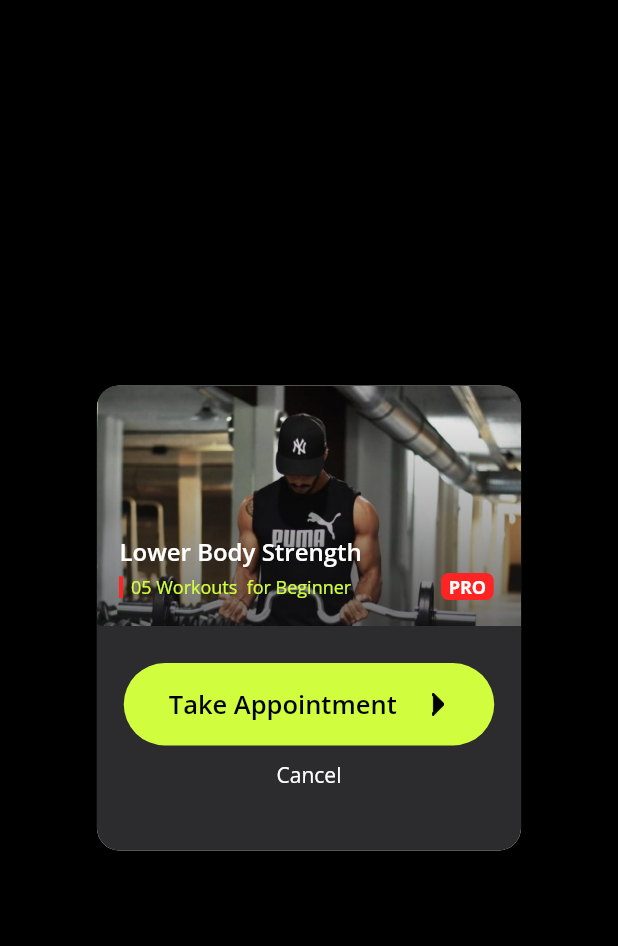
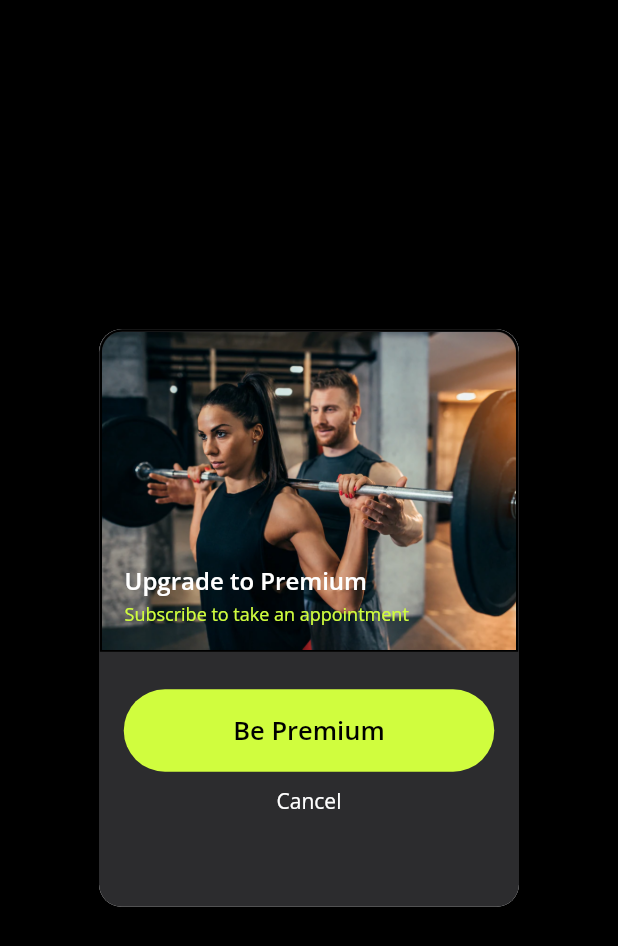
Before and after one commit to Sarvaiya1314/fitness_app, a Flutter app: the StandardDialog widget shown alone on an empty page, opened directly, on a phone screen of 412 x 824 dp. Shown: the top 946 px of the screen. Run offline on Flutter 3.47's test engine with Material 2 defaults, Android fonts, the phone set to English and light mode, and no system bars.

Commit message:
chirag
complate

```diff
--- a/lib/chirag/standart_user_screen.dart
+++ b/lib/chirag/standart_user_screen.dart
@@ -1,5 +1,4 @@
 import 'package:fitness_app/chirag/subscription_screen.dart';
-import 'package:fitness_app/chirag/video_screen.dart';
 import 'package:fitness_app/chirag/workout_categories_screen.dart';
 import 'package:fitness_app/common/app_button.dart';
 import 'package:flutter/cupertino.dart';
@@ -20,8 +19,9 @@ class _StandardUserScreenState extends State<StandardUserScreen> {
         onTap: () {
           showDialog(
             context: context,
+            barrierColor: Colors.transparent,
             builder: (BuildContext context) {
-              return const ProUserDialog();
+              return const StandardDialog();
             },
           );
         },
@@ -38,8 +38,8 @@ class _StandardUserScreenState extends State<StandardUserScreen> {
   }
 }
 
-class ProUserDialog extends StatelessWidget {
-  const ProUserDialog({Key? key}) : super(key: key);
+class StandardDialog extends StatelessWidget {
+  const StandardDialog({Key? key}) : super(key: key);
 
   @override
   Widget build(BuildContext context) {
@@ -61,8 +61,7 @@ class ProUserDialog extends StatelessWidget {
               height: 215,
               decoration: const BoxDecoration(
                 color: Colors.red,
-                border: Border.fromBorderSide(
-                    BorderSide(color: Colors.black, width: 1.5)),
+                border: Border.fromBorderSide(BorderSide(color: Colors.black, width: 1.5)),
                 borderRadius: BorderRadius.only(
                   topLeft: Radius.circular(15),
                   topRight: Radius.circular(15),
@@ -152,138 +151,3 @@ class ProUserDialog extends StatelessWidget {
     );
   }
 }
-
-class StandardDialog extends StatelessWidget {
-  const StandardDialog({Key? key}) : super(key: key);
-
-  @override
-  Widget build(BuildContext context) {
-    return GestureDetector(
-      behavior: HitTestBehavior.opaque,
-      onTap: () {
-        debugPrint("1234567890");
-        Navigator.pushReplacement(
-          context,
-          CupertinoPageRoute(
-            builder: (context) => const VideoScreen(),
-          ),
-        );
-      },
-      child: Dialog(
-        shape: RoundedRectangleBorder(
-          borderRadius: BorderRadius.circular(15),
-        ),
-        elevation: 1,
-        child: Container(
-          height: 310,
-          decoration: BoxDecoration(
-            color: const Color(0xFF2C2C2E),
-            borderRadius: BorderRadius.circular(15),
-          ),
-          child: Column(
-            crossAxisAlignment: CrossAxisAlignment.center,
-            children: [
-              Container(
-                height: 160,
-                decoration: const BoxDecoration(
-                  color: Colors.red,
-                  borderRadius: BorderRadius.only(
-                    topLeft: Radius.circular(15),
-                    topRight: Radius.circular(15),
-                  ),
-                  gradient: LinearGradient(
-                    begin: Alignment.topCenter,
-                    end: Alignment.bottomCenter,
-                    colors: [
-                      Color(0x1A111112),
-                      Color(0xFF111112),
-                    ],
-                  ),
-                ),
-                child: Stack(
-                  children: [
-                    Image.asset(
-                      'assets/image/chirag/Procard.png',
-                      height: 180,
-                    ),
-                    const Positioned(
-                      top: 100,
-                      left: 15,
-                      child: Text(
-                        'Lower Body Strength',
-                        style: TextStyle(
-                          color: Colors.white,
-                          fontWeight: FontWeight.w600,
-                          fontSize: 16,
-                        ),
-                      ),
-                    ),
-                    Positioned(
-                      top: 125,
-                      left: 15,
-                      child: Row(children: [
-                        Image.asset(
-                          'assets/image/chirag/l.png',
-                          color: const Color(0xFFFF2424),
-                          height: 15,
-                        ),
-                        const Padding(
-                          padding: EdgeInsets.only(left: 5),
-                          child: Text(
-                            '05 Workouts  for Beginner',
-                            style: TextStyle(
-                              color: Color(0xFFD0FD3E),
-                              fontSize: 12,
-                              fontWeight: FontWeight.w400,
-                            ),
-                          ),
-                        ),
-                        const SizedBox(
-                          width: 60,
-                        ),
-                        Container(
-                          alignment: Alignment.center,
-                          height: 18,
-                          width: 35,
-                          decoration: BoxDecoration(
-                            color: const Color(0xFFFF2424),
-                            borderRadius: BorderRadius.circular(5),
-                          ),
-                          child: const Text(
-                            'PRO',
-                            style: TextStyle(
-                              fontSize: 12,
-                              fontWeight: FontWeight.w700,
-                              color: Colors.white,
-                            ),
-                          ),
-                        ),
-                      ]),
-                    ),
-                  ],
-                ),
-              ),
-              const SizedBox(
-                height: 25,
-              ),
-              const AppButton(
-                width: 247,
-                text: 'Take Appointment',
-                isIcon: true,
-              ),
-              const SizedBox(
-                height: 10,
-              ),
-              const Text(
-                'Cancel',
-                style: TextStyle(
-                  color: Colors.white,
-                ),
-              )
-            ],
-          ),
-        ),
-      ),
-    );
-  }
-}
--- a/lib/chirag/workout_categories_screen.dart
+++ b/lib/chirag/workout_categories_screen.dart
@@ -9,17 +9,14 @@ class WorkoutCategoriesScreen extends StatefulWidget {
   const WorkoutCategoriesScreen({Key? key}) : super(key: key);
 
   @override
-  State<WorkoutCategoriesScreen> createState() =>
-      _WorkoutCategoriesScreenState();
+  State<WorkoutCategoriesScreen> createState() => _WorkoutCategoriesScreenState();
 }
 
-class _WorkoutCategoriesScreenState extends State<WorkoutCategoriesScreen>
-    with TickerProviderStateMixin {
+class _WorkoutCategoriesScreenState extends State<WorkoutCategoriesScreen> with TickerProviderStateMixin {
   @override
   Widget build(BuildContext context) {
     TabController tabController = TabController(length: 3, vsync: this);
 
-    int currentIndex = 0;
     return Scaffold(
       backgroundColor: const Color(0xFF1C1C1E),
       body: SafeArea(
@@ -33,8 +30,7 @@ class _WorkoutCategoriesScreenState extends State<WorkoutCategoriesScreen>
                 text: "Workout Categories",
               ),
               Padding(
-                padding: const EdgeInsets.only(
-                    top: 30, left: 15, right: 15, bottom: 25),
+                padding: const EdgeInsets.only(top: 30, left: 15, right: 15, bottom: 25),
                 child: Container(
                   height: 35,
                   decoration: BoxDecoration(
@@ -67,13 +63,12 @@ class _WorkoutCategoriesScreenState extends State<WorkoutCategoriesScreen>
                         scrollDirection: Axis.vertical,
                         physics: const BouncingScrollPhysics(),
                         children: [
-                          InkWell(
+                          GestureDetector(
                             onTap: () {
                               Navigator.push(
                                   context,
                                   CupertinoPageRoute(
-                                    builder: (context) =>
-                                        const StandardUserScreen(),
+                                    builder: (context) => const StandardDialog(),
                                   ));
                             },
                             child: const Center(
@@ -98,11 +93,12 @@ class _WorkoutCategoriesScreenState extends State<WorkoutCategoriesScreen>
                           ),
                           InkWell(
                             onTap: () {
-                              Navigator.push(
-                                  context,
-                                  CupertinoPageRoute(
-                                    builder: (context) => const ProUser(),
-                                  ));
+                              Navigator.pushReplacement(
+                                context,
+                                CupertinoPageRoute(
+                                  builder: (context) => const ProUserDialog(),
+                                ),
+                              );
                             },
                             child: const Center(
                               child: CategoriesCommon(
@@ -145,8 +141,7 @@ class _WorkoutCategoriesScreenState extends State<WorkoutCategoriesScreen>
                                 Navigator.push(
                                     context,
                                     CupertinoPageRoute(
-                                      builder: (context) =>
-                                          const StandardUserScreen(),
+                                      builder: (context) => const StandardUserScreen(),
                                     ));
                               },
                               child: const Center(
--- a/lib/main.dart
+++ b/lib/main.dart
@@ -1,4 +1,4 @@
-import 'package:fitness_app/dhruvil/splesh_screen.dart';
+import 'package:fitness_app/esha/login_sign_up_screen.dart';
 import 'package:flutter/material.dart';
 
 void main() {
@@ -18,7 +18,7 @@ class MyApp extends StatelessWidget {
         fontFamily: 'OpenSans',
         scaffoldBackgroundColor: Colors.black,
       ),
-      home: const SpleshScreen(),
+      home: const LoginSignUpScreen(),
     );
   }
 }
```
